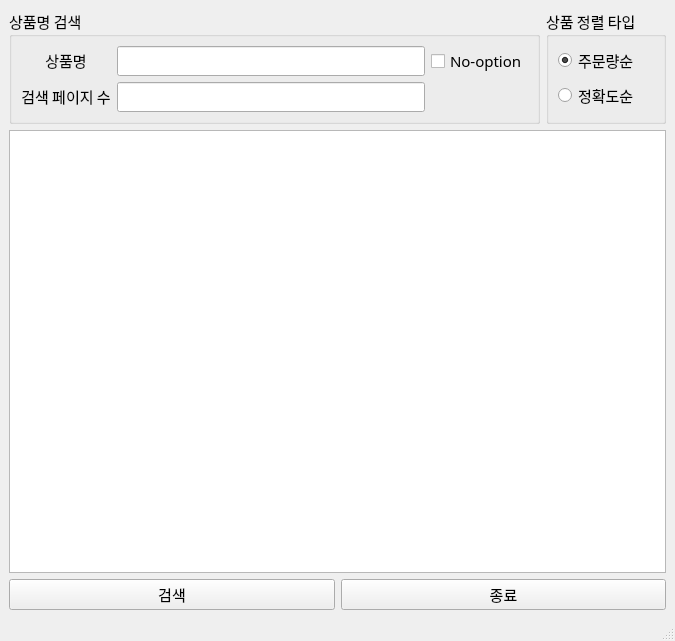
Qt form AliExpressShoppingCrawller/driver/main_ui.ui (TomLee9903/TomLee9903) before a commit.
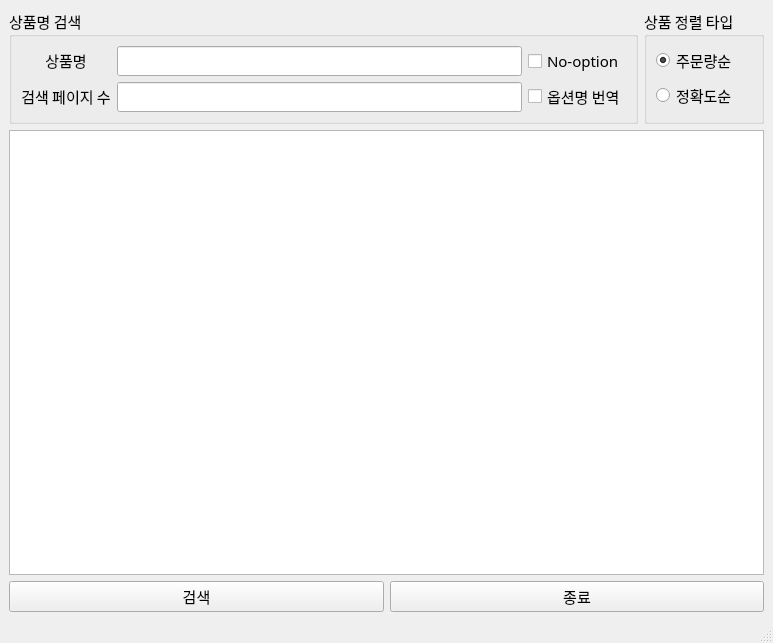
The same form after that commit.

```diff
--- a/AliExpressShoppingCrawller/driver/main_ui.ui
+++ b/AliExpressShoppingCrawller/driver/main_ui.ui
@@ -6,8 +6,8 @@
    <rect>
     <x>0</x>
     <y>0</y>
-    <width>675</width>
-    <height>641</height>
+    <width>773</width>
+    <height>643</height>
    </rect>
   </property>
   <property name="windowTitle">
@@ -98,6 +98,13 @@
            </property>
           </widget>
          </item>
+         <item row="2" column="2">
+          <widget class="QCheckBox" name="auto_translate_btn">
+           <property name="text">
+            <string>옵션명 번역</string>
+           </property>
+          </widget>
+         </item>
         </layout>
        </widget>
       </item>
```
Left out of the diff: 2 changed lines with no effect on the pictures.
